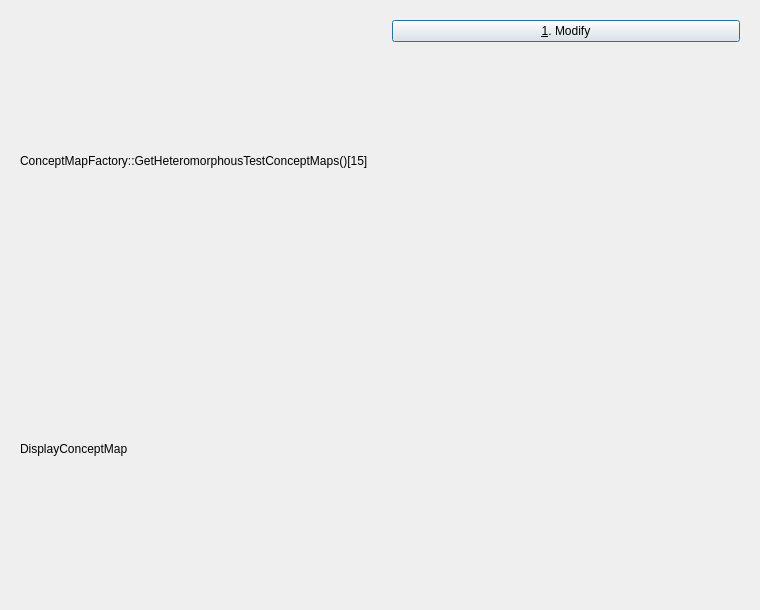
Old version of the form Tools/ToolTestConceptMap/qttestdisplayconceptmapdialog.ui in the repository richelbilderbeek/ProjectRichelBilderbeek.
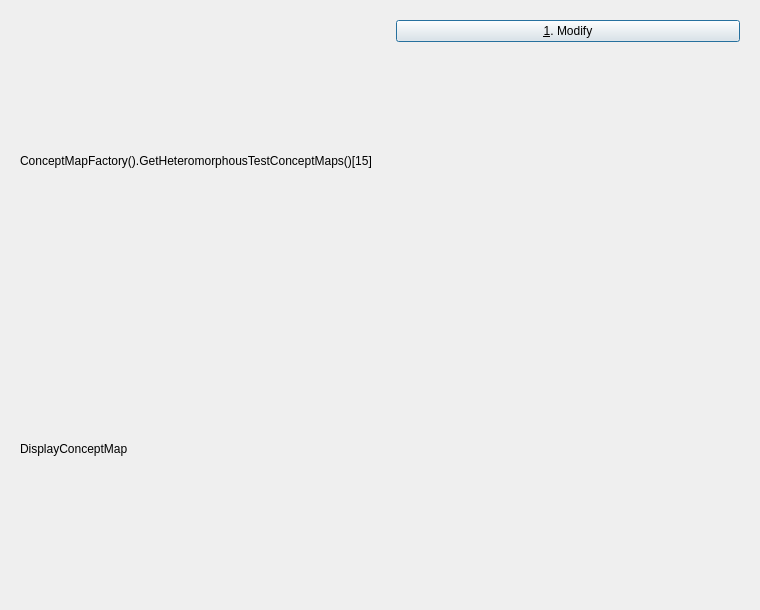
New version of the form.

Commit message: Brainweaver: get the concept maps running again

Patch:
```diff
--- a/Tools/ToolTestConceptMap/qttestdisplayconceptmapdialog.ui
+++ b/Tools/ToolTestConceptMap/qttestdisplayconceptmapdialog.ui
@@ -20,7 +20,7 @@
       <item>
        <widget class="QLabel" name="label_test">
         <property name="text">
-         <string>ConceptMapFactory::GetHeteromorphousTestConceptMaps()[15]</string>
+         <string>ConceptMapFactory().GetHeteromorphousTestConceptMaps()[15]</string>
         </property>
        </widget>
       </item>
```
The commit also changes 17 other files.
